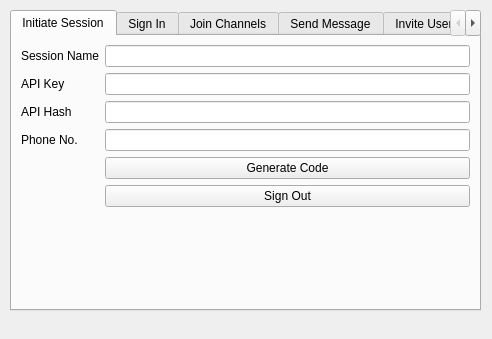
This is telegram/gui/ui/form.ui in vs4vijay/TGramBot as Qt 5 draws it before an edit. The edited form follows.
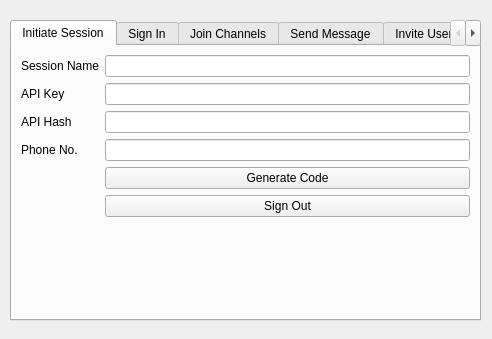
This is the edited form.

Commit message: Add resource path and ui y-axis fix

Patch:
```diff
--- a/telegram/gui/ui/form.ui
+++ b/telegram/gui/ui/form.ui
@@ -17,7 +17,7 @@
    <property name="geometry">
     <rect>
      <x>10</x>
-     <y>10</y>
+     <y>20</y>
      <width>471</width>
      <height>301</height>
     </rect>
```
The commit also changes 3 other files.
